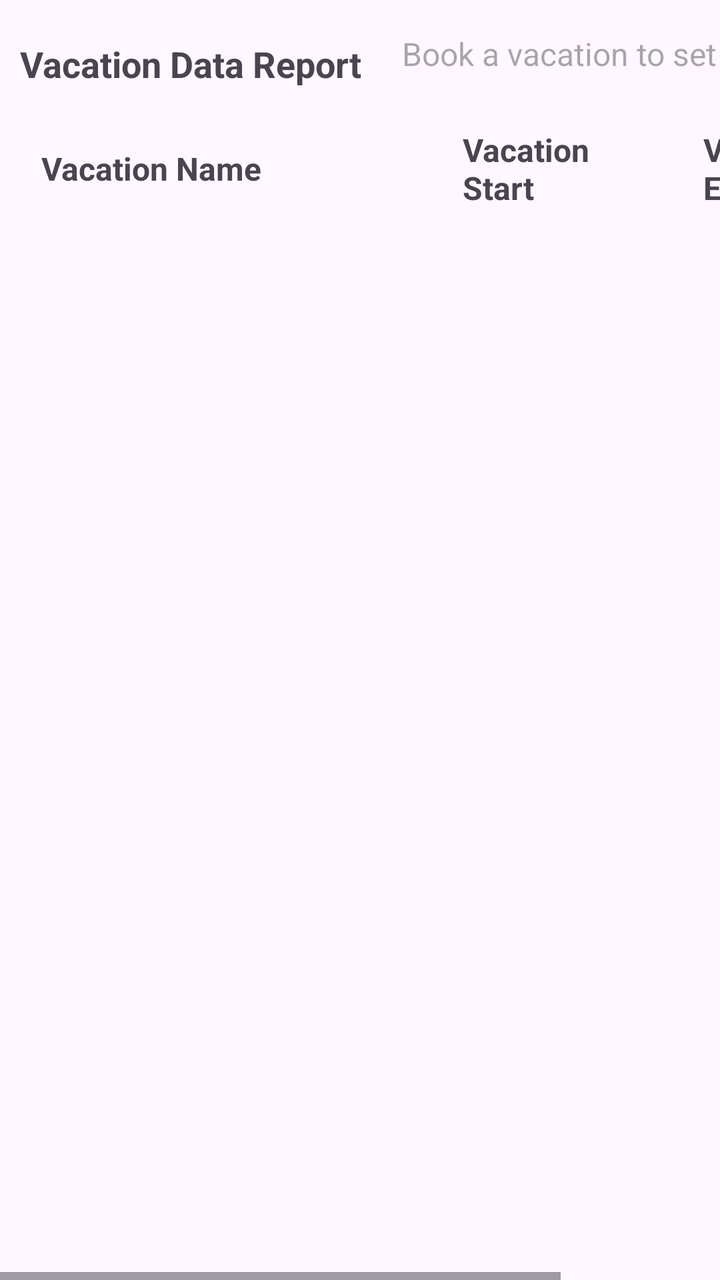
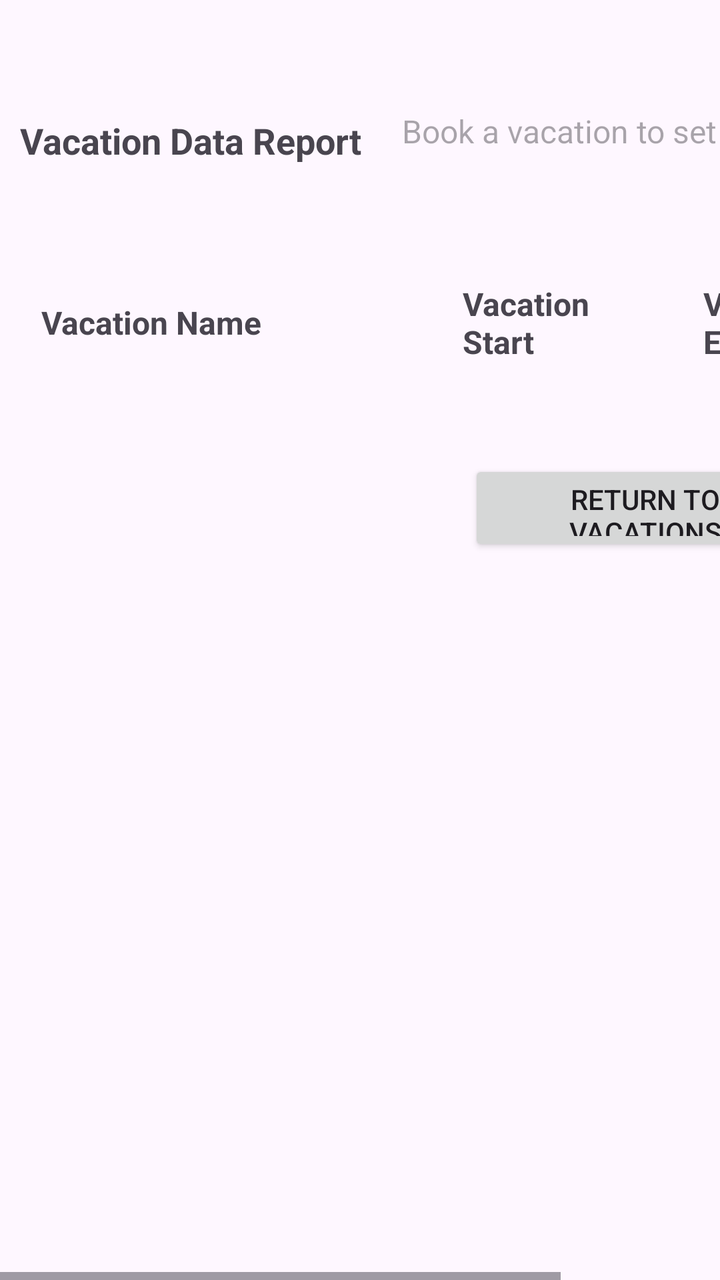

The first picture is an Android layout as it rendered before a commit; the second is the same layout after the commit. The layout source and the unified diff follow.
<!-- AndroidManifest.xml: application theme Theme.D308_PA -->
<!-- res/layout/activity_report_function.xml -->
<?xml version="1.0" encoding="utf-8"?>
<HorizontalScrollView xmlns:android="http://schemas.android.com/apk/res/android"
    xmlns:app="http://schemas.android.com/apk/res-auto"
    xmlns:tools="http://schemas.android.com/tools"
    android:id="@+id/main"
    android:layout_width="match_parent"
    android:layout_height="match_parent"
    tools:context=".UI.ReportFunction">
    <androidx.constraintlayout.widget.ConstraintLayout
        android:id="@+id/header_row"
        android:layout_width="wrap_content"
        android:layout_height="wrap_content"
        android:foregroundGravity="center"
        android:gravity="center">
    <TextView
        android:id="@+id/report_title"
        android:layout_width="wrap_content"
        android:layout_height="wrap_content"
        android:padding="10dp"
        android:text="Vacation Data Report"
        android:textSize="18sp"
        android:textStyle="bold"
        app:layout_constraintBottom_toTopOf="@+id/report_name_head"
        app:layout_constraintEnd_toStartOf="@+id/report_timestamp"
        app:layout_constraintStart_toStartOf="parent"
        app:layout_constraintTop_toTopOf="parent" />

    <TextView
        android:id="@+id/report_timestamp"
        android:layout_width="wrap_content"
        android:layout_height="wrap_content"
        android:hint="Book a vacation to set a timestamp"
        android:padding="10dp"
        android:textSize="16sp"
        app:layout_constraintTop_toTopOf="parent"
        app:layout_constraintBottom_toTopOf="@id/report_start_date_head"
        app:layout_constraintStart_toEndOf="@id/report_title"
        app:layout_constraintEnd_toEndOf="parent"/>

    <TextView
        android:id="@+id/report_name_head"
        android:layout_width="200dp"
        android:layout_height="wrap_content"
        android:text="Vacation Name"
        android:textSize="16sp"
        android:textStyle="bold"
        android:padding="10dp"
        android:gravity="start"
        app:layout_constraintTop_toBottomOf="@id/report_title"
        app:layout_constraintBottom_toTopOf="@id/report_recycler_view"
        app:layout_constraintStart_toStartOf="parent"
        app:layout_constraintEnd_toStartOf="@id/report_start_date_head"/>
    <TextView
        android:id="@+id/report_start_date_head"
        android:layout_width="110dp"
        android:layout_height="wrap_content"
        android:text="Vacation Start"
        android:textSize="16sp"
        android:textStyle="bold"
        android:padding="10dp"
        android:gravity="start"
        app:layout_constraintTop_toBottomOf="@id/report_title"
        app:layout_constraintBottom_toTopOf="@id/report_recycler_view"
        app:layout_constraintStart_toEndOf="@id/report_name_head"
        app:layout_constraintEnd_toStartOf="@id/report_end_date_head"/>
    <TextView
        android:id="@+id/report_end_date_head"
        android:layout_width="110dp"
        android:layout_height="wrap_content"
        android:text="Vacation End"
        android:textSize="16sp"
        android:textStyle="bold"
        android:padding="10dp"
        android:gravity="start"
        app:layout_constraintTop_toBottomOf="@id/report_title"
        app:layout_constraintBottom_toTopOf="@id/report_recycler_view"
        app:layout_constraintStart_toEndOf="@id/report_start_date_head"
        app:layout_constraintEnd_toEndOf="parent"/>

    <androidx.recyclerview.widget.RecyclerView
        android:id="@+id/report_recycler_view"
        android:layout_width="wrap_content"
        android:layout_height="wrap_content"
        app:layout_constraintTop_toBottomOf="@id/report_name_head"
        app:layout_constraintBottom_toBottomOf="parent"
        app:layout_constraintStart_toStartOf="parent"
        app:layout_constraintEnd_toEndOf="parent"/>
    </androidx.constraintlayout.widget.ConstraintLayout>

</HorizontalScrollView>
<!-- resources referenced by this layout -->
<resources>
  <style name="Theme.D308_PA" parent="Base.Theme.D308_PA" />
  <style name="Base.Theme.D308_PA" parent="Theme.Material3.DayNight">
          
          
      </style>
</resources>

<!-- the commit's change to res/layout/activity_report_function.xml (unified diff, before → after) -->
@@ -77,6 +77,7 @@
         app:layout_constraintStart_toEndOf="@id/report_start_date_head"
         app:layout_constraintEnd_toEndOf="parent"/>
 
+
     <androidx.recyclerview.widget.RecyclerView
         android:id="@+id/report_recycler_view"
         android:layout_width="wrap_content"
@@ -85,6 +86,16 @@
         app:layout_constraintBottom_toBottomOf="parent"
         app:layout_constraintStart_toStartOf="parent"
         app:layout_constraintEnd_toEndOf="parent"/>
+
+        <Button
+            android:id="@+id/report_return"
+            android:layout_width="176dp"
+            android:layout_height="48dp"
+            android:layout_marginEnd="52dp"
+            android:text="Return to Vacations"
+            app:layout_constraintEnd_toEndOf="parent"
+            app:layout_constraintTop_toBottomOf="@id/report_recycler_view" />
+
     </androidx.constraintlayout.widget.ConstraintLayout>
 
 </HorizontalScrollView>
